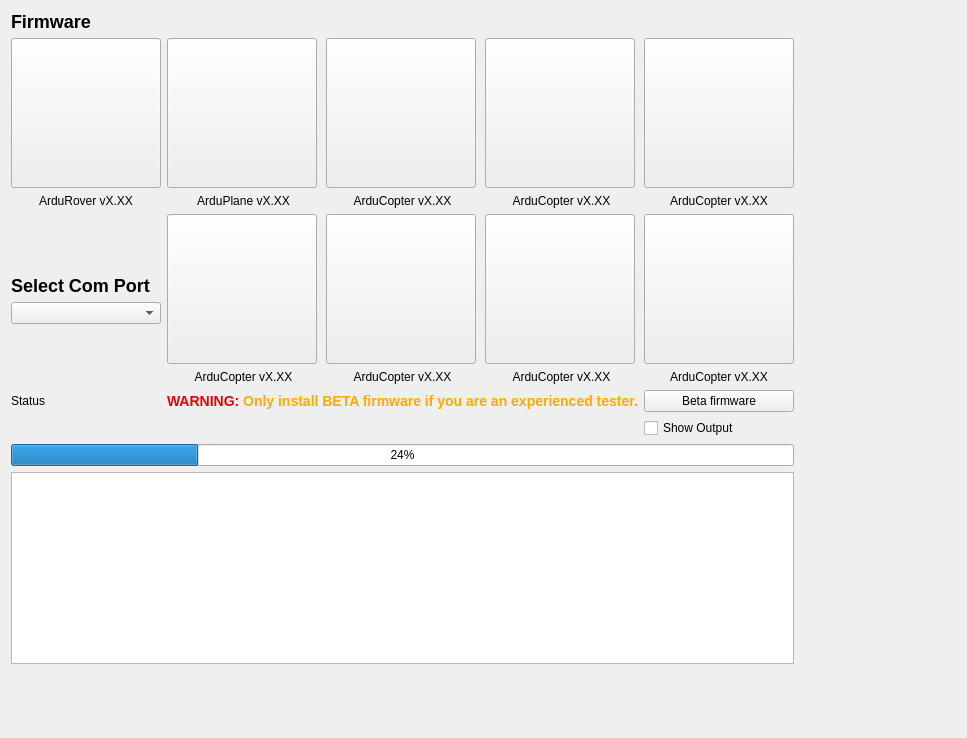
Before: the Qt Designer form src/ui/configuration/ApmFirmwareConfig.ui in ArduPilot/apm_planner, drawn with Qt 5.
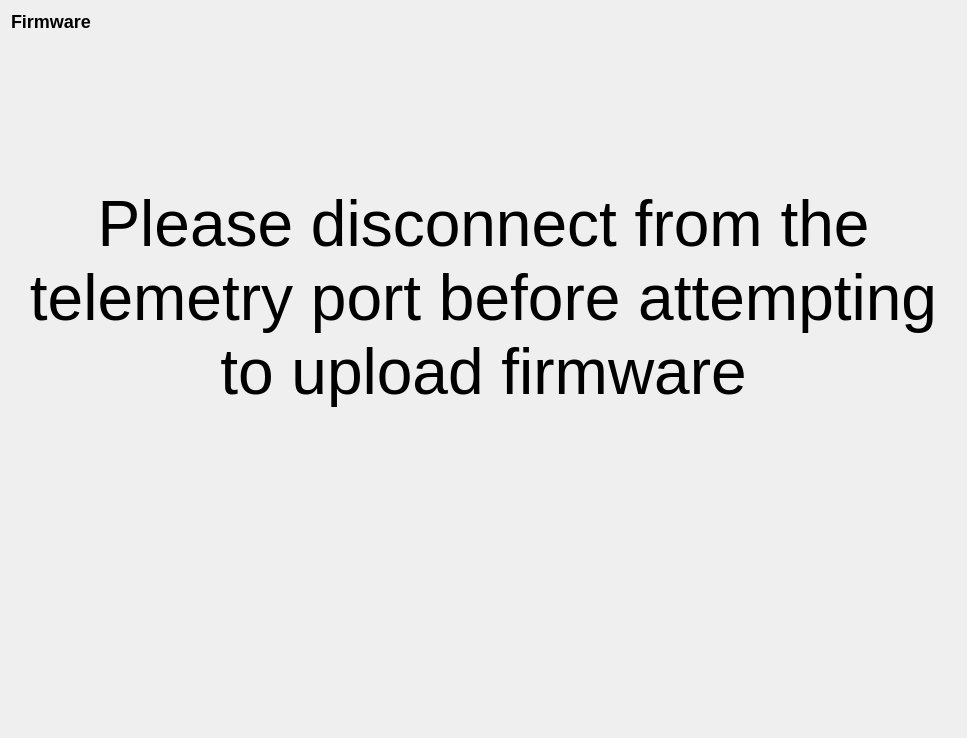
After: the same form once the commit is applied. Icons and pictures are not drawn.

Commit message: Addition of proper layout and show/hide of firmware config when connected/disconnected

The edit to the form file:
```diff
--- a/src/ui/configuration/ApmFirmwareConfig.ui
+++ b/src/ui/configuration/ApmFirmwareConfig.ui
@@ -16,7 +16,7 @@
   <property name="windowTitle">
    <string>Form</string>
   </property>
-  <layout class="QVBoxLayout" name="verticalLayout_11">
+  <layout class="QVBoxLayout" name="verticalLayout_13">
    <item>
     <widget class="QLabel" name="label">
      <property name="text">
@@ -25,6 +25,13 @@
     </widget>
    </item>
    <item>
+    <widget class="QStackedWidget" name="stackedWidget">
+     <property name="currentIndex">
+      <number>1</number>
+     </property>
+     <widget class="QWidget" name="page">
+      <layout class="QVBoxLayout" name="verticalLayout_11">
+       <item>
     <layout class="QGridLayout" name="gridLayout" columnstretch="0,0,0,0,0,2">
      <item row="1" column="3">
       <layout class="QVBoxLayout" name="verticalLayout_5">
@@ -530,6 +537,27 @@
       </spacer>
      </item>
     </layout>
+       </item>
+      </layout>
+     </widget>
+     <widget class="QWidget" name="page_2">
+      <layout class="QVBoxLayout" name="verticalLayout_12">
+       <item>
+        <widget class="QLabel" name="label_3">
+         <property name="text">
+          <string>&lt;html&gt;&lt;head/&gt;&lt;body&gt;&lt;p&gt;&lt;span style=&quot; font-size:48pt;&quot;&gt;Please disconnect from the telemetry port before attempting to upload firmware&lt;/span&gt;&lt;/p&gt;&lt;/body&gt;&lt;/html&gt;</string>
+         </property>
+         <property name="alignment">
+          <set>Qt::AlignCenter</set>
+         </property>
+         <property name="wordWrap">
+          <bool>true</bool>
+         </property>
+        </widget>
+       </item>
+      </layout>
+     </widget>
+    </widget>
    </item>
    <item>
     <spacer name="verticalSpacer_3">
```
Lines whose indentation alone changed are shown as unchanged. The commit also changes 4 other files.
